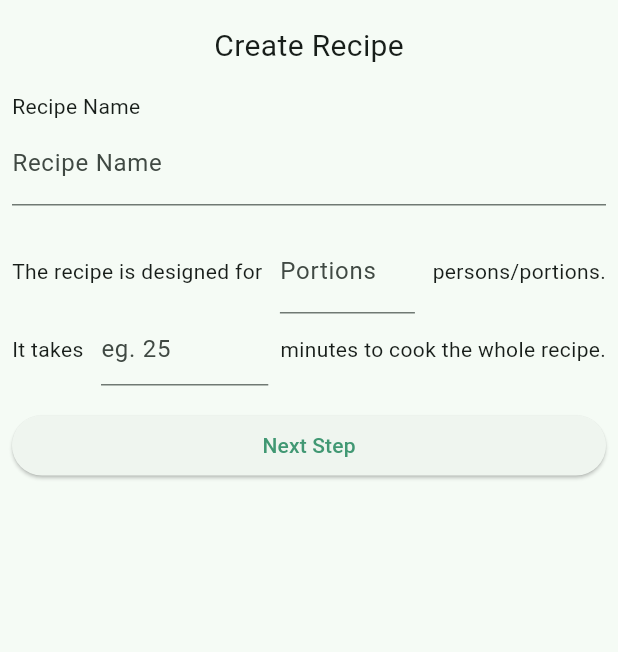
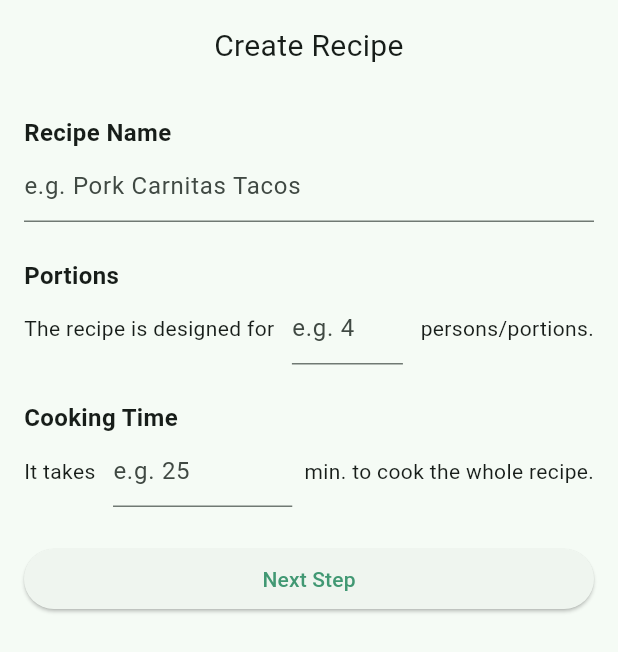
Before and after one commit to schweigerjonas/easy-recipe, a Flutter app: the SetRecipeInformation widget shown alone on an empty page, opened directly, on a phone screen of 412 x 824 dp. Shown: the top 652 px of the screen. Run offline on Flutter 3.47's test engine with Material 3 defaults, Android fonts, the phone set to English and light mode, and no system bars; our stand-ins replace cloud_firestore, firebase_auth, firebase_core, flutter_html, go_router, material_design_icons_flutter and 1 more; missing offline and left inert: firebase_ui_auth; accounts and stored records are empty; network calls fail.

```diff
--- a/lib/set_recipe_information.dart
+++ b/lib/set_recipe_information.dart
@@ -21,32 +21,43 @@ class _SetRecipeInformationState extends State<SetRecipeInformation> {
 
   @override
   Widget build(BuildContext context) {
-    return Scaffold(
-      body: Column(
+    return Padding(
+      padding: const EdgeInsets.all(16.0),
+      child: Column(
         children: <Widget>[
-          const Padding(
-            padding: EdgeInsets.symmetric(vertical: 16.0),
-            child: Text('Create Recipe',
-              textAlign: TextAlign.start,
+          const Text(
+            'Create Recipe',
+            textAlign: TextAlign.end,
             style: TextStyle(
               fontSize: 20.0,
             ),
           ),
-          ),
+          const SizedBox(height: 32.0),
           Expanded(
-            child: Padding(
-              padding: const EdgeInsets.fromLTRB(8.0, 0.0, 8.0, 16.0),
             child: ListView(
               shrinkWrap: true,
               children: <Widget>[
-                  const Text('Recipe Name'),
+                const Text(
+                  'Recipe Name',
+                  style: TextStyle(
+                    fontWeight: FontWeight.bold,
+                    fontSize: 16.0,
+                  ),
+                ),
                 TextField(
                   decoration: const InputDecoration(
-                      labelText: 'Recipe Name',
+                    hintText: 'e.g. Pork Carnitas Tacos',
                   ),
                   controller: recipeNameController,
                 ),
-                  const SizedBox(height: 16.0),
+                const SizedBox(height: 24.0),
+                const Text(
+                  'Portions',
+                  style: TextStyle(
+                    fontWeight: FontWeight.bold,
+                    fontSize: 16.0,
+                  ),
+                ),
                 Row(
                   children: <Widget>[
                     const Text('The recipe is designed for '),
@@ -54,8 +65,9 @@ class _SetRecipeInformationState extends State<SetRecipeInformation> {
                       child: Padding(
                         padding: const EdgeInsets.symmetric(horizontal: 8.0),
                         child: TextField(
+                          keyboardType: TextInputType.number,
                           decoration: const InputDecoration(
-                              labelText: 'Portions',
+                            hintText: 'e.g. 4',
                           ),
                           controller: portionController,
                         ),
@@ -64,6 +76,14 @@ class _SetRecipeInformationState extends State<SetRecipeInformation> {
                     const Text(' persons/portions.'),
                   ],
                 ),
+                const SizedBox(height: 24.0),
+                const Text(
+                  'Cooking Time',
+                  style: TextStyle(
+                    fontWeight: FontWeight.bold,
+                    fontSize: 16.0,
+                  ),
+                ),
                 Row(
                   children: [
                     const Text('It takes '),
@@ -71,25 +91,26 @@ class _SetRecipeInformationState extends State<SetRecipeInformation> {
                       child: Padding(
                         padding: const EdgeInsets.symmetric(horizontal: 8.0),
                         child: TextField(
+                          keyboardType: TextInputType.number,
                           decoration: const InputDecoration(
-                              hintText: 'eg. 25',
+                            hintText: 'e.g. 25',
                           ),
                           controller: timeController,
                         ),
                       ),
                     ),
-                      const Text('minutes to cook the whole recipe.'),
+                    const Text('min. to cook the whole recipe.'),
                   ],
                 ),
-                  const SizedBox(height: 16.0),
+                const SizedBox(height: 24.0),
                 ElevatedButton(
                   onPressed: () {
-                      Provider.of<CreationModel>(context, listen: false).setPageIndex(1);
+                    Provider.of<CreationModel>(context, listen: false)
+                        .setPageIndex(1);
                   },
                   child: const Text('Next Step'),
                 )
               ],
-              ),
             ),
           ),
         ],
```
Also changed, not shown: lib/dynamic_widget.dart (+51 -17 lines), lib/set_recipe_ingredients.dart (+112 -25 lines), pubspec.lock. Lines whose indentation alone changed are shown as unchanged.
